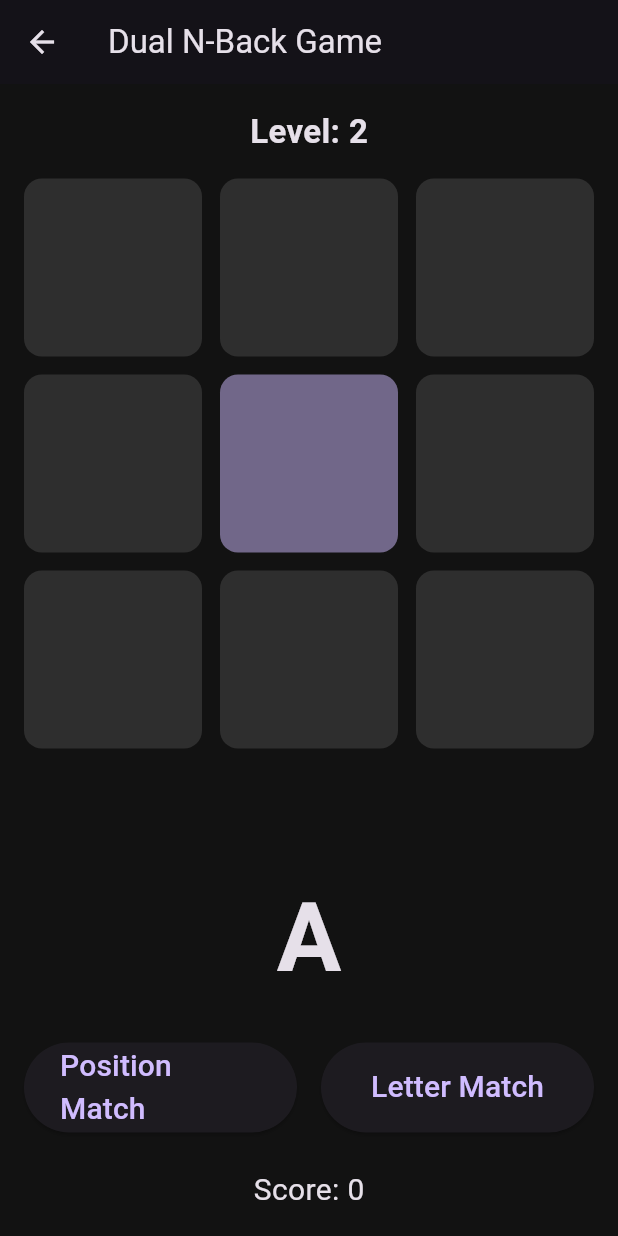
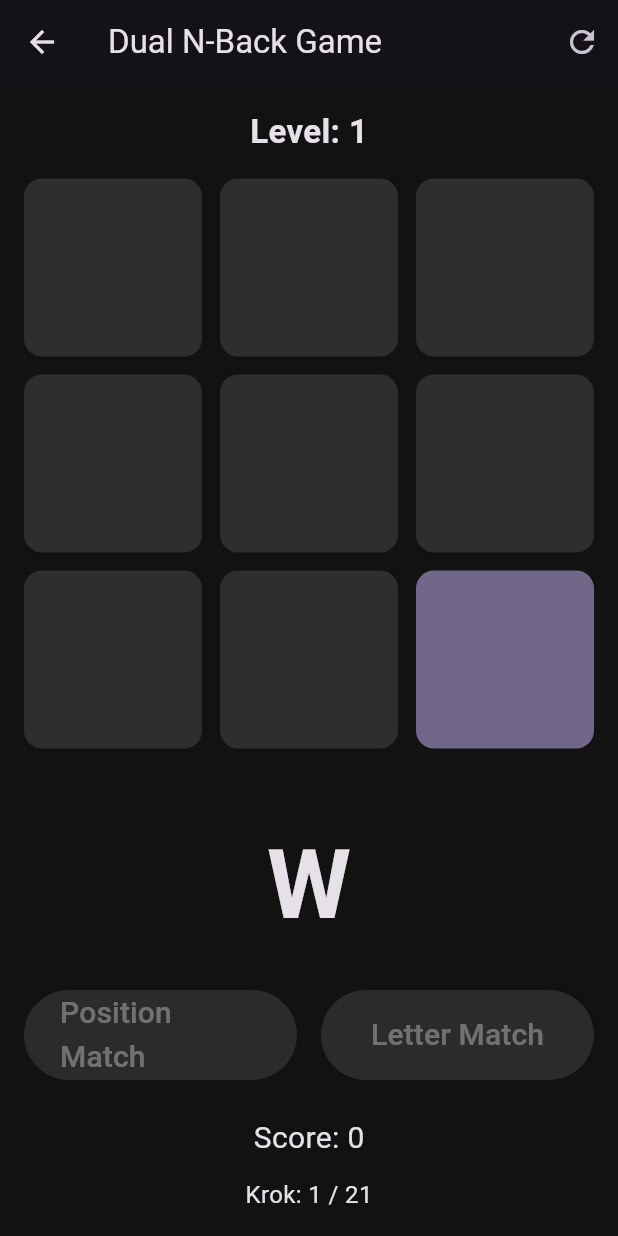
Before and after one commit to Kacpay/Fullstack_Projekt, a Flutter app: the HomePage screen opened directly, after a tap on the "play arrow" icon, on a phone screen of 412 x 824 dp. Run offline on Flutter 3.47's test engine with Material 3 defaults, Android fonts, the phone set to English and light mode, and no system bars; our stand-ins replace flutter_riverpod, fpdart, riverpod_annotation, shared_preferences; accounts and stored records are empty; generated files the repository leaves out were written again.

Commit message:
rozwiniecie home

```diff
--- a/client/lib/core/theme/app_pallete.dart
+++ b/client/lib/core/theme/app_pallete.dart
@@ -7,9 +7,9 @@ class Pallete {
   static const inactiveBottomBarItemColor = Color(0xffababab);
 
   static const Color backgroundColor = Color.fromRGBO(18, 18, 18, 1);
-  static const Color gradient1 = Color.fromRGBO(187, 63, 221, 1);
-  static const Color gradient2 = Color.fromRGBO(251, 109, 169, 1);
-  static const Color gradient3 = Color.fromRGBO(255, 159, 124, 1);
+  static const Color gradient1 = Color.from(alpha: 1, red: 1, green: 0.502, blue: 0);
+  static const Color gradient2 = Color.fromRGBO(231, 24, 24, 1);
+  static const Color gradient3 = Color.fromRGBO(255, 124, 124, 1);
   static const Color borderColor = Color.fromRGBO(52, 51, 67, 1);
   static const Color whiteColor = Colors.white;
   static const Color greyColor = Colors.grey;
--- /dev/null
+++ b/client/lib/features/home/model/game_result_model.dart
@@ -0,0 +1,42 @@
+import 'dart:convert';
+
+class GameResultModel {
+  final String userId;
+  final int score;
+  final DateTime submittedAt;
+  final int level; // Dodano poziom
+
+  GameResultModel({
+    required this.userId,
+    required this.score,
+    required this.submittedAt,
+    required this.level, // Dodano poziom
+  });
+
+  Map<String, dynamic> toMap() {
+    return {
+      'userId': userId,
+      'score': score,
+      'submittedAt': submittedAt.toIso8601String(),
+      'level': level, // Dodano poziom
+    };
+  }
+
+  factory GameResultModel.fromMap(Map<String, dynamic> map) {
+    return GameResultModel(
+      userId: map['userId'] ?? '',
+      score: map['score'] ?? 0,
+      submittedAt: DateTime.parse(map['submittedAt']),
+      level: map['level'] ?? 1, // Dodano poziom
+    );
+  }
+
+  String toJson() => json.encode(toMap());
+
+  factory GameResultModel.fromJson(String source) =>
+      GameResultModel.fromMap(json.decode(source));
+
+  @override
+  String toString() =>
+      'GameResultModel(userId: $userId, score: $score, submittedAt: $submittedAt, level: $level)';
+}
--- /dev/null
+++ b/client/lib/features/home/model/n_back_sequence.dart
@@ -0,0 +1,6 @@
+class NBackSequence {
+  final List<String> letters;
+  final List<int> positions;
+
+  NBackSequence({required this.letters, required this.positions});
+}
--- /dev/null
+++ b/client/lib/features/home/model/settings_model.dart
@@ -0,0 +1,56 @@
+import 'dart:convert';
+import 'package:shared_preferences/shared_preferences.dart';
+
+class SettingsModel {
+  final int currentLevel;
+
+  SettingsModel({this.currentLevel = 1});
+
+  SettingsModel copyWith({int? currentLevel}) {
+    return SettingsModel(
+      currentLevel: currentLevel ?? this.currentLevel,
+    );
+  }
+
+  Map<String, dynamic> toMap() {
+    return {
+      'currentLevel': currentLevel,
+    };
+  }
+
+  factory SettingsModel.fromMap(Map<String, dynamic> map) {
+    return SettingsModel(
+      currentLevel: map['currentLevel'] ?? 1,
+    );
+  }
+
+  String toJson() => jsonEncode(toMap());
+
+  factory SettingsModel.fromJson(String source) =>
+      SettingsModel.fromMap(jsonDecode(source));
+
+  static const _prefsKey = 'settings';
+
+  static Future<void> save(SettingsModel settings) async {
+    final prefs = await SharedPreferences.getInstance();
+    await prefs.setString(_prefsKey, settings.toJson());
+  }
+
+  static Future<SettingsModel> load() async {
+    final prefs = await SharedPreferences.getInstance();
+    final jsonStr = prefs.getString(_prefsKey);
+    if (jsonStr == null) return SettingsModel();
+    return SettingsModel.fromJson(jsonStr);
+  }
+}
+
+void main() async {
+  // Load the current settings
+  final settings = await SettingsModel.load();
+
+  // Update the settings as needed
+  final updatedSettings = settings.copyWith(currentLevel: 2);
+
+  // Save the updated settings
+  await SettingsModel.save(updatedSettings);
+}
--- a/client/lib/features/home/view/pages/home_page.dart
+++ b/client/lib/features/home/view/pages/home_page.dart
@@ -1,5 +1,5 @@
 import 'package:client/core/providers/current_user_notifier.dart';
-import 'package:client/features/home/view/pages/n_back_game.dart';
+import 'package:client/features/home/view/pages/n_back_game_page.dart';
 import 'package:flutter/material.dart';
 import 'package:flutter_riverpod/flutter_riverpod.dart';
 
--- a/client/lib/features/home/view/pages/n_back_game.dart
+++ /dev/null
@@ -1,113 +0,0 @@
-import 'package:flutter/material.dart';
-
-class NBackGamePage extends StatefulWidget {
-  const NBackGamePage({super.key});
-
-  @override
-  State<NBackGamePage> createState() => _NBackGamePageState();
-}
-
-class _NBackGamePageState extends State<NBackGamePage> {
-  int currentLevel = 2;
-  int score = 0;
-  String currentLetter = 'A';
-  int visualIndex = 4; // pozycja bodźca wizualnego 0-8 (dla siatki 3x3)
-
-  @override
-  Widget build(BuildContext context) {
-    return Scaffold(
-      appBar: AppBar(
-        title: const Text('Dual N-Back Game'),
-      ),
-      body: Padding(
-        padding: const EdgeInsets.all(16.0),
-        child: Column(
-          children: [
-            Text(
-              'Level: $currentLevel',
-              style: const TextStyle(fontSize: 22, fontWeight: FontWeight.bold),
-            ),
-            const SizedBox(height: 16),
-
-            // Siatka 3x3
-            Expanded(
-              flex: 3,
-              child: GridView.builder(
-                itemCount: 9,
-                gridDelegate: const SliverGridDelegateWithFixedCrossAxisCount(
-                  crossAxisCount: 3,
-                  crossAxisSpacing: 12,
-                  mainAxisSpacing: 12,
-                ),
-                itemBuilder: (context, index) {
-                  bool isActive = index == visualIndex;
-                  return Container(
-                    decoration: BoxDecoration(
-                      color: isActive
-                          ? Theme.of(context).colorScheme.primary.withOpacity(0.5)
-                          : Colors.grey.withOpacity(0.2),
-                      borderRadius: BorderRadius.circular(12),
-                    ),
-                  );
-                },
-              ),
-            ),
-
-            const SizedBox(height: 12),
-
-            // Litera (bodziec dźwiękowy)
-            Text(
-              currentLetter,
-              style: const TextStyle(fontSize: 64, fontWeight: FontWeight.bold),
-            ),
-
-            const SizedBox(height: 24),
-
-            // Przyciski dopasowań
-            Row(
-              mainAxisAlignment: MainAxisAlignment.spaceEvenly,
-              children: [
-                Expanded(
-                  child: SizedBox(
-                    height: 60,
-                    child: ElevatedButton(
-                      onPressed: () {
-                        // TODO: Obsłuż dopasowanie pozycji
-                      },
-                      child: const Text(
-                        'Position Match',
-                        style: TextStyle(fontSize: 20),
-                      ),
-                    ),
-                  ),
-                ),
-                const SizedBox(width: 16),
-                Expanded(
-                  child: SizedBox(
-                    height: 60,
-                    child: ElevatedButton(
-                      onPressed: () {
-                        // TODO: Obsłuż dopasowanie litery
-                      },
-                      child: const Text(
-                        'Letter Match',
-                        style: TextStyle(fontSize: 20),
-                      ),
-                    ),
-                  ),
-                ),
-              ],
-            ),
-
-            const SizedBox(height: 24),
-
-            Text(
-              'Score: $score',
-              style: const TextStyle(fontSize: 20),
-            ),
-          ],
-        ),
-      ),
-    );
-  }
-}
--- /dev/null
+++ b/client/lib/features/home/view/pages/n_back_game_page.dart
@@ -0,0 +1,255 @@
+import 'dart:async';
+import 'package:client/features/home/model/settings_model.dart';
+import 'package:flutter/material.dart';
+import '../../viewmodel/n_back_game_viewmodel.dart';
+import '../../model/today_best_result_storage.dart';
+import '../../model/game_result_model.dart';
+import 'package:flutter_riverpod/flutter_riverpod.dart';
+import 'package:client/core/providers/current_user_notifier.dart';
+
+class NBackGamePage extends ConsumerStatefulWidget {
+  const NBackGamePage({super.key});
+
+  @override
+  ConsumerState<NBackGamePage> createState() => _NBackGamePageState();
+}
+
+class _NBackGamePageState extends ConsumerState<NBackGamePage> {
+  NBackGameViewModel? viewModel;
+  Timer? _timer;
+
+  // Śledzenie kliknięć użytkownika w danym kroku
+  bool positionClicked = false;
+  bool letterClicked = false;
+
+  @override
+  void initState() {
+    super.initState();
+    _initGame();
+  }
+
+  Future<void> _initGame() async {
+    final settings = await SettingsModel.load();
+    debugPrint('Ładowany poziom: ${settings.currentLevel}');
+    setState(() {
+      viewModel = NBackGameViewModel(level: settings.currentLevel);
+    });
+    _startStepTimer();
+  }
+
+  void _startStepTimer() {
+    _timer?.cancel();
+    _resetClicks();
+    _timer = Timer.periodic(const Duration(seconds: 4), (timer) {
+      if (!mounted) return;
+      _evaluateStep();
+      if (!viewModel!.isFinished()) {
+        setState(() {
+          viewModel!.nextStep();
+          _resetClicks();
+        });
+      } else {
+        _timer?.cancel();
+        _showEndDialog();
+      }
+    });
+  }
+
+  void _resetClicks() {
+    positionClicked = false;
+    letterClicked = false;
+  }
+
+  void _handlePositionMatch() {
+    if (!positionClicked && viewModel!.canCheckMatch()) {
+      setState(() {
+        viewModel!.checkPositionMatch(userClicked: true);
+        positionClicked = true;
+      });
+    }
+  }
+
+  void _handleLetterMatch() {
+    if (!letterClicked && viewModel!.canCheckMatch()) {
+      setState(() {
+        viewModel!.checkLetterMatch(userClicked: true);
+        letterClicked = true;
+      });
+    }
+  }
+
+  // Sprawdzenie punktów na koniec kroku (jeśli użytkownik nie kliknął)
+  void _evaluateStep() {
+    if (viewModel!.canCheckMatch()) {
+      if (!positionClicked) {
+        viewModel!.checkPositionMatch(userClicked: false);
+      }
+      if (!letterClicked) {
+        viewModel!.checkLetterMatch(userClicked: false);
+      }
+    }
+  }
+
+  void _showEndDialog() async {
+    // Pobierz userId jeśli dostępny (przez Riverpod)
+    final user = ref.read(currentUserNotifierProvider);
+    final userId = user?.id ?? 'local';
+
+    final result = GameResultModel(
+      userId: userId,
+      score: viewModel!.score,
+      submittedAt: DateTime.now(),
+      level: viewModel!.level,
+    );
+    // Testowanie i zapis wyniku
+    final wasSaved = await saveTodayBestResult(result);
+    if (wasSaved) {
+      debugPrint(
+        'Dodano wynik: userId=${result.userId}, score=${result.score}, level=${result.level}, submittedAt=${result.submittedAt.toIso8601String()}'
+      );
+    } else {
+      final todayBest = await getTodayBestResult();
+      debugPrint(
+        'Wynik NIE został zapisany (nie był lepszy niż dzisiejszy najlepszy: '
+        'level=${todayBest?.level}, score=${todayBest?.score}).'
+      );
+    }
+
+    // --- AKTUALIZACJA POZIOMU ---
+    // Załaduj aktualne ustawienia
+    // Przykład z domyślnym SettingsModel:
+    SettingsModel currentSettings = SettingsModel(currentLevel: viewModel!.level);
+    final updatedSettings = viewModel!.updateLevel(currentSettings);
+    debugPrint('Aktualny poziom po grze: ${updatedSettings.currentLevel}');
+
+    await SettingsModel.save(updatedSettings);
+
+    showDialog(
+      context: context,
+      builder: (_) => AlertDialog(
+        title: const Text('Koniec gry'),
+        content: Text('Twój wynik: ${viewModel!.score}'),
+        actions: [
+          TextButton(
+            onPressed: () {
+              Navigator.of(context).pop();
+              _initGame();
+            },
+            child: const Text('Zagraj ponownie'),
+          ),
+        ],
+      ),
+    );
+  }
+
+  @override
+  void dispose() {
+    _timer?.cancel();
+    super.dispose();
+  }
+
+  @override
+  Widget build(BuildContext context) {
+    if (viewModel == null) {
+      return const Center(child: CircularProgressIndicator());
+    }
+    return Scaffold(
+      appBar: AppBar(
+        title: const Text('Dual N-Back Game'),
+        actions: [
+          IconButton(
+            icon: const Icon(Icons.refresh),
+            onPressed: () {
+              setState(() {
+                viewModel!.generateSequence();
+                _resetClicks();
+                _startStepTimer();
+              });
+            },
+            tooltip: 'Nowa gra',
+          ),
+        ],
+      ),
+      body: Padding(
+        padding: const EdgeInsets.all(16.0),
+        child: Column(
+          children: [
+            Text(
+              'Level: ${viewModel!.level}',
+              style: const TextStyle(fontSize: 22, fontWeight: FontWeight.bold),
+            ),
+            const SizedBox(height: 16),
+            Expanded(
+              flex: 3,
+              child: GridView.builder(
+                itemCount: viewModel!.gridSize,
+                gridDelegate: const SliverGridDelegateWithFixedCrossAxisCount(
+                  crossAxisCount: 3,
+                  crossAxisSpacing: 12,
+                  mainAxisSpacing: 12,
+                ),
+                itemBuilder: (context, index) {
+                  bool isActive = index == viewModel!.currentPosition;
+                  return Container(
+                    decoration: BoxDecoration(
+                      color: isActive
+                          ? Theme.of(context).colorScheme.primary.withOpacity(0.5)
+                          : Colors.grey.withOpacity(0.2),
+                      borderRadius: BorderRadius.circular(12),
+                    ),
+                  );
+                },
+              ),
+            ),
+            const SizedBox(height: 12),
+            Text(
+              viewModel!.currentLetter,
+              style: const TextStyle(fontSize: 64, fontWeight: FontWeight.bold),
+            ),
+            const SizedBox(height: 24),
+            Row(
+              mainAxisAlignment: MainAxisAlignment.spaceEvenly,
+              children: [
+                Expanded(
+                  child: SizedBox(
+                    height: 60,
+                    child: ElevatedButton(
+                      onPressed: (viewModel!.canCheckMatch() && !positionClicked) ? _handlePositionMatch : null,
+                      child: const Text(
+                        'Position Match',
+                        style: TextStyle(fontSize: 20),
+                      ),
+                    ),
+                  ),
+                ),
+                const SizedBox(width: 16),
+                Expanded(
+                  child: SizedBox(
+                    height: 60,
+                    child: ElevatedButton(
+                      onPressed: (viewModel!.canCheckMatch() && !letterClicked) ? _handleLetterMatch : null,
+                      child: const Text(
+                        'Letter Match',
+                        style: TextStyle(fontSize: 20),
+                      ),
+                    ),
+                  ),
+                ),
+              ],
+            ),
+            const SizedBox(height: 24),
+            Text(
+              'Score: ${viewModel!.score}',
+              style: const TextStyle(fontSize: 20),
+            ),
+            const SizedBox(height: 12),
+            Text(
+              'Krok: ${viewModel!.currentStep + 1} / ${viewModel!.sequenceLength}',
+              style: const TextStyle(fontSize: 16),
+            ),
+          ],
+        ),
+      ),
+    );
+  }
+}
--- /dev/null
+++ b/client/lib/features/home/viewmodel/n_back_game_viewmodel.dart
@@ -0,0 +1,106 @@
+import 'dart:math';
+import '../model/n_back_sequence.dart';
+import '../model/settings_model.dart';
+
+class NBackGameViewModel {
+  final int level;
+  late final int sequenceLength;
+  final List<String> possibleLetters = List.generate(26, (i) => String.fromCharCode(65 + i)); // A-Z
+  final int gridSize = 9;
+
+  late NBackSequence sequence;
+  int currentStep = 0;
+  int score = 0;
+
+  NBackGameViewModel({this.level = 1}) {
+    sequenceLength = 20 + level;
+    generateSequence();
+  }
+
+  void generateSequence() {
+    final rand = Random();
+    List<String> letters = List.filled(sequenceLength, '');
+    List<int> positions = List.filled(sequenceLength, 0);
+
+    // Wypełnij pierwsze "level" losowo
+    for (int i = 0; i < level; i++) {
+      letters[i] = possibleLetters[rand.nextInt(possibleLetters.length)];
+      positions[i] = rand.nextInt(gridSize);
+    }
+
+    // Od "level" generuj z 40% szansą zgodności z n-back
+    for (int i = level; i < sequenceLength; i++) {
+      // Litery
+      if (rand.nextDouble() < 0.4) {
+        letters[i] = letters[i - level];
+      } else {
+        // Unikaj przypadkowej zgodności
+        String newLetter;
+        do {
+          newLetter = possibleLetters[rand.nextInt(possibleLetters.length)];
+        } while (newLetter == letters[i - level]);
+        letters[i] = newLetter;
+      }
+      // Pozycje
+      if (rand.nextDouble() < 0.4) {
+        positions[i] = positions[i - level];
+      } else {
+        int newPos;
+        do {
+          newPos = rand.nextInt(gridSize);
+        } while (newPos == positions[i - level]);
+        positions[i] = newPos;
+      }
+    }
+
+    sequence = NBackSequence(
+      letters: letters,
+      positions: positions,
+    );
+    currentStep = 0;
+    score = 0;
+  }
+
+  String get currentLetter => sequence.letters[currentStep];
+  int get currentPosition => sequence.positions[currentStep];
+
+  bool canCheckMatch() => currentStep >= level;
+
+  void nextStep() {
+    if (currentStep < sequenceLength - 1) {
+      currentStep++;
+    }
+  }
+
+  bool checkPositionMatch({required bool userClicked}) {
+    if (!canCheckMatch()) return false;
+    bool match = sequence.positions[currentStep] == sequence.positions[currentStep - level];
+    if ((userClicked && match) || (!userClicked && !match)) {
+      score++;
+    }
+    return match;
+  }
+
+  bool checkLetterMatch({required bool userClicked}) {
+    if (!canCheckMatch()) return false;
+    bool match = sequence.letters[currentStep] == sequence.letters[currentStep - level];
+    if ((userClicked && match) || (!userClicked && !match)) {
+      score++;
+    }
+    return match;
+  }
+
+  bool isFinished() => currentStep >= sequenceLength - 1;
+
+  /// Aktualizuje poziom w zależności od wyniku.
+  /// Zwraca nowy SettingsModel z odpowiednim currentLevel.
+  SettingsModel updateLevel(SettingsModel settings) {
+    int newLevel = settings.currentLevel;
+    if (score >= 36) {
+      newLevel += 1;
+    } else if (score < 32 && newLevel > 1) {
+      newLevel -= 1;
+    }
+    return settings.copyWith(currentLevel: newLevel);
+  }
+}
```
Also changed, not shown: client/lib/features/auth/view/pages/login_page.dart (+28 -17 lines), client/lib/features/auth/view/pages/signup_page.dart (+28 -23 lines), client/lib/features/home/model/settings_storage.dart (added, +19 -0 lines), client/lib/features/home/model/today_best_result_storage.dart (added, +32 -0 lines).
